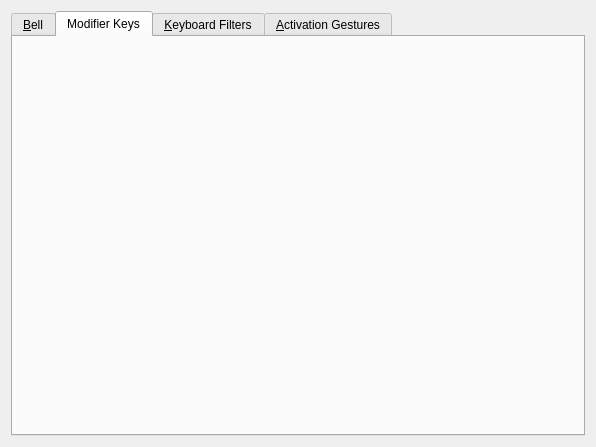
Qt form kcms/access/accessibility.ui (Sonic-DE/sonic-desktop-interface) before a commit.
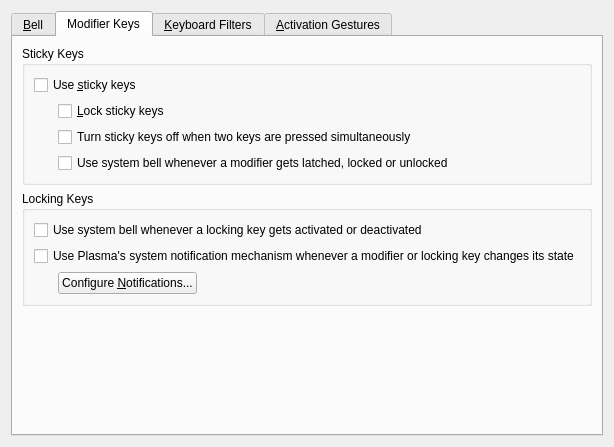
The same form after that commit. The open tabs and pages were chosen to show the change. Custom widgets are drawn as their Qt base class.

Commit message: Move modifier keys to .ui

```diff
--- a/kcms/access/accessibility.ui
+++ b/kcms/access/accessibility.ui
@@ -226,6 +226,145 @@
       <attribute name="title">
        <string>Modifier Keys</string>
       </attribute>
+      <layout class="QVBoxLayout" name="verticalLayout_7">
+       <item>
+        <widget class="QGroupBox" name="sticky">
+         <property name="title">
+          <string>Sticky Keys</string>
+         </property>
+         <layout class="QVBoxLayout" name="verticalLayout_5">
+          <item>
+           <widget class="QCheckBox" name="stickyKeys">
+            <property name="text">
+             <string>Use &amp;sticky keys</string>
+            </property>
+           </widget>
+          </item>
+          <item>
+           <layout class="QHBoxLayout" name="horizontalLayout_2">
+            <item>
+             <spacer name="horizontalSpacer_5">
+              <property name="orientation">
+               <enum>Qt::Horizontal</enum>
+              </property>
+              <property name="sizeType">
+               <enum>QSizePolicy::Fixed</enum>
+              </property>
+              <property name="sizeHint" stdset="0">
+               <size>
+                <width>24</width>
+                <height>20</height>
+               </size>
+              </property>
+             </spacer>
+            </item>
+            <item>
+             <layout class="QVBoxLayout" name="verticalLayout_4">
+              <item>
+               <widget class="QCheckBox" name="stickyKeysLock">
+                <property name="text">
+                 <string>&amp;Lock sticky keys</string>
+                </property>
+               </widget>
+              </item>
+              <item>
+               <widget class="QCheckBox" name="stickyKeysAutoOff">
+                <property name="text">
+                 <string>Turn sticky keys off when two keys are pressed simultaneously</string>
+                </property>
+               </widget>
+              </item>
+              <item>
+               <widget class="QCheckBox" name="stickyKeysBeep">
+                <property name="text">
+                 <string>Use system bell whenever a modifier gets latched, locked or unlocked</string>
+                </property>
+               </widget>
+              </item>
+             </layout>
+            </item>
+           </layout>
+          </item>
+         </layout>
+        </widget>
+       </item>
+       <item>
+        <widget class="QGroupBox" name="locking">
+         <property name="title">
+          <string>Locking Keys</string>
+         </property>
+         <layout class="QVBoxLayout" name="verticalLayout_6">
+          <item>
+           <widget class="QCheckBox" name="toggleKeysBeep">
+            <property name="text">
+             <string>Use system bell whenever a locking key gets activated or deactivated</string>
+            </property>
+           </widget>
+          </item>
+          <item>
+           <widget class="QCheckBox" name="kNotifyModifiers">
+            <property name="text">
+             <string>Use Plasma's system notification mechanism whenever a modifier or locking key changes its state</string>
+            </property>
+           </widget>
+          </item>
+          <item>
+           <layout class="QHBoxLayout" name="horizontalLayout_3">
+            <item>
+             <spacer name="horizontalSpacer_6">
+              <property name="orientation">
+               <enum>Qt::Horizontal</enum>
+              </property>
+              <property name="sizeType">
+               <enum>QSizePolicy::Fixed</enum>
+              </property>
+              <property name="sizeHint" stdset="0">
+               <size>
+                <width>24</width>
+                <height>20</height>
+               </size>
+              </property>
+             </spacer>
+            </item>
+            <item>
+             <widget class="QPushButton" name="kNotifyModifiersButton">
+              <property name="text">
+               <string>Configure &amp;Notifications...</string>
+              </property>
+             </widget>
+            </item>
+            <item>
+             <spacer name="horizontalSpacer_4">
+              <property name="orientation">
+               <enum>Qt::Horizontal</enum>
+              </property>
+              <property name="sizeHint" stdset="0">
+               <size>
+                <width>40</width>
+                <height>20</height>
+               </size>
+              </property>
+             </spacer>
+            </item>
+           </layout>
+          </item>
+         </layout>
+        </widget>
+       </item>
+       <item>
+        <spacer name="verticalSpacer_2">
+         <property name="orientation">
+          <enum>Qt::Vertical</enum>
+         </property>
+         <property name="sizeHint" stdset="0">
+          <size>
+           <width>20</width>
+           <height>76</height>
+          </size>
+         </property>
+        </spacer>
+       </item>
+      </layout>
      </widget>
      <widget class="QWidget" name="tabKeyFilters">
       <attribute name="title">
```
The commit also changes 2 other files.
